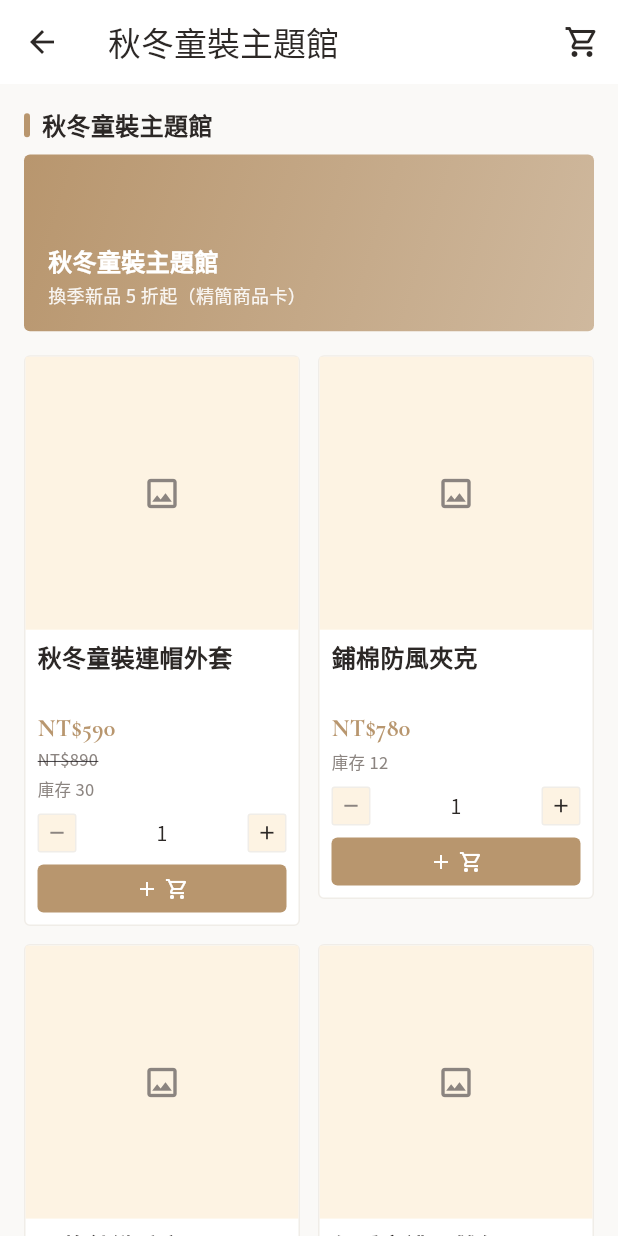
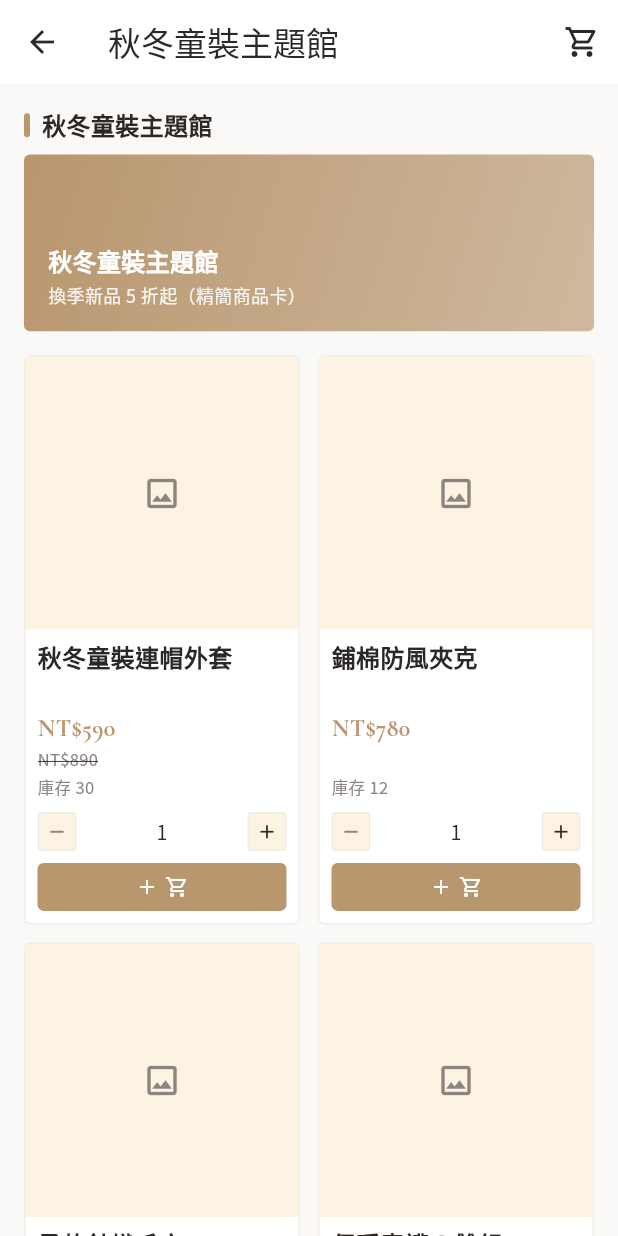
Before and after one commit to minchenlee168/xsmartlive-plus-one-prototype, a Flutter app: the ThemeHallScreen screen opened directly with empty values, on a phone screen of 412 x 824 dp. Run offline on Flutter 3.47's test engine with Material 3 defaults, Android fonts, the phone set to English and light mode, and no system bars; our stand-ins replace cookie_jar, dio, dio_cookie_manager, firebase_analytics, firebase_core, flutter_riverpod and 9 more; missing offline and left inert: facebook_app_events, flutter_facebook_auth; accounts and stored records are empty; network calls fail.

Commit message:
fix: 商品卡永遠保留原價行高度，讓所有卡等高（grid 不再有的高有的矮）
原價移到售價下方後，有原價的卡多一行、無原價的卡少一行，2 欄 grid 同排出現
高低不齊。改為兩變體都「永遠保留原價那一行的高度」（無原價時渲染等高空位），
所有商品卡高度一致、grid 底部齊平。商城橫向列固定高（384/292）以最高卡為準、
現在所有卡皆等高，貼合不溢位。

flutter analyze 乾淨；首頁為你推薦（一卡有原價、一卡無）已截圖確認等高。

Co-Authored-By: Claude Opus 4.8 (1M context) <noreply@anthropic.com>
Claude-Session: https://claude.ai/code/session_01RSHEb8hzWZX2ZNK8XGMhKR

```diff
--- a/lib/widgets/product_card.dart
+++ b/lib/widgets/product_card.dart
@@ -230,17 +230,22 @@ class _ProductCardState extends ConsumerState<ProductCard>
                     ),
                   ),
                 ),
-                if (p.originalPrice != null) ...[
+                // 永遠保留原價這一行的高度（沒原價時留等高空位），讓所有卡等高、
+                // grid 不會有的高有的矮。
                 const SizedBox(height: 2),
-                  Text(
+                SizedBox(
+                  height: metaSize * 1.35,
+                  child: p.originalPrice != null
+                      ? Text(
                           'NT\$${p.originalPrice!.toStringAsFixed(0)}',
                           style: TextStyle(
                             fontSize: metaSize,
                             color: appTheme.fgMuted,
                             decoration: TextDecoration.lineThrough,
                           ),
+                        )
+                      : null,
                 ),
-                ],
                 if (combo == null) ...[
                   SizedBox(height: grid ? appTheme.spacingSm : 4),
                   Text(
@@ -697,17 +702,21 @@ class _ProductCardState extends ConsumerState<ProductCard>
                         ),
                       ),
                     ),
-                    if (hasOriginal) ...[
+                    // 永遠保留原價這一行的高度（沒原價時留等高空位），讓所有卡等高。
                     const SizedBox(height: 2),
-                      Text(
+                    SizedBox(
+                      height: 11 * 1.35,
+                      child: hasOriginal
+                          ? Text(
                               'NT\$${product.originalPrice!.toStringAsFixed(0)}',
                               style: TextStyle(
                                 fontSize: 11,
                                 color: appTheme.fgMuted,
                                 decoration: TextDecoration.lineThrough,
                               ),
+                            )
+                          : null,
                     ),
-                    ],
                     const SizedBox(height: 6),
                     // 「＋」按鈕靠右（已移除「已售 N」文字）。
                     Row(
```
Lines whose indentation alone changed are shown as unchanged.
